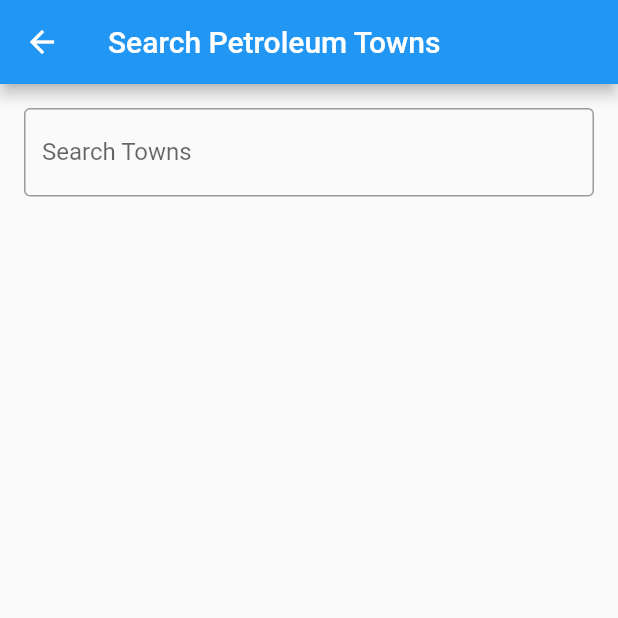
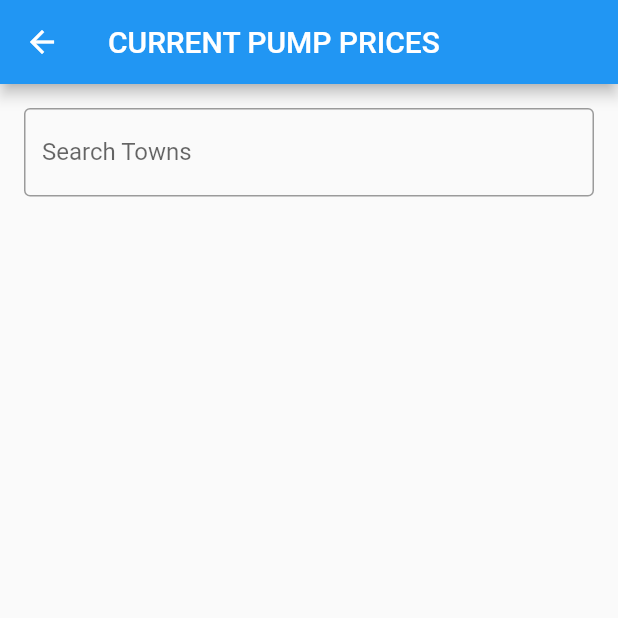
Before and after one commit to collins-1905/epra, a Flutter app: the screen it shows after launch, after a tap on "CURRENT PUMP PRICES", on a phone screen of 412 x 824 dp, the top half of it. Run offline on Flutter 3.47's test engine with Material 2 defaults, Android fonts, the phone set to English and light mode, and no system bars; our stand-ins replace webview_flutter; network calls fail.

Commit message:
Pump price UI working

```diff
--- a/lib/models/pump_prices.dart
+++ b/lib/models/pump_prices.dart
@@ -0,0 +1,19 @@
+class PetroleumPrice {
+  final String townName;
+  final String productText;
+  final String pumpPrice;
+
+  PetroleumPrice({
+    required this.townName,
+    required this.productText,
+    required this.pumpPrice,
+  });
+
+  factory PetroleumPrice.fromJson(Map<String, dynamic> json) {
+    return PetroleumPrice(
+      townName: json['PetroleumTownName'],
+      productText: json['DisplayText'],
+      pumpPrice: json['PumpPrice'],
+    );
+  }
+}
--- a/lib/pages/home_page.dart
+++ b/lib/pages/home_page.dart
@@ -13,7 +13,7 @@ class HomePage extends StatelessWidget {
     return Scaffold(
         backgroundColor: Color.fromARGB(255, 255, 255, 255),
         appBar: PreferredSize(
-          preferredSize: Size.fromHeight(200.0), // Set a custom height
+          preferredSize: Size.fromHeight(100.0), // Set a custom height
           child: AppBar(
             backgroundColor: const Color.fromARGB(255, 255, 255, 255),
             elevation: 0,
@@ -47,10 +47,11 @@ class HomePage extends StatelessWidget {
                   height: 30,
                 ),
                 Card(
-                  color: Colors.white,
+                  color: const Color.fromARGB(255, 255, 255, 255),
                   elevation: 4, // Add elevation for a card-like effect
                   child: ListTile(
-                    leading: Icon(Icons.local_gas_station),
+                    tileColor: Colors.lightBlueAccent,
+                    leading: Icon(Icons.local_gas_station_outlined),
                     title: Text('CURRENT PUMP PRICES'),
                     //subtitle: Text('Subtitle 1'),
                     onTap: () {
@@ -68,6 +69,7 @@ class HomePage extends StatelessWidget {
                   color: Colors.white,
                   elevation: 4, // Add elevation for a card-like effect
                   child: ListTile(
+                    tileColor: Colors.lightBlueAccent,
                     leading: Icon(Icons.badge_outlined),
                     title: Text('VERIFY EPRA LICENCE'),
                     //subtitle: Text('Subtitle 1'),
@@ -85,6 +87,7 @@ class HomePage extends StatelessWidget {
                   color: Colors.white,
                   elevation: 4,
                   child: ListTile(
+                    tileColor: Colors.lightBlueAccent,
                     leading: Icon(Icons.person_2_outlined),
                     title: Text('CONFIRM EPRA EMPLOYEE'),
                     //. subtitle: Text('Subtitle 2'),
@@ -102,6 +105,7 @@ class HomePage extends StatelessWidget {
                   color: Colors.white,
                   elevation: 4,
                   child: ListTile(
+                    tileColor: Colors.lightBlueAccent,
                     leading: Icon(Icons.cases_outlined),
                     title: Text('CHECK PPA STATUS'),
                     // subtitle: Text('Subtitle 3'),
@@ -117,7 +121,8 @@ class HomePage extends StatelessWidget {
                 Card(
                   elevation: 4,
                   child: ListTile(
-                    leading: Icon(Icons.public),
+                    tileColor: Colors.lightBlueAccent,
+                    leading: Icon(Icons.public_outlined),
                     title: Text('EPRA PORTAL LOGIN'),
                     //. subtitle: Text('Subtitle 2'),
                     onTap: () {
--- a/lib/pages/pump_prices.dart
+++ b/lib/pages/pump_prices.dart
@@ -1,8 +1,14 @@
+import 'package:epra/models/pump_prices.dart';
 import 'package:flutter/material.dart';
 import 'package:http/http.dart' as http;
 import 'dart:convert';
 
-class MyApp extends StatelessWidget {
+class MyApp extends StatefulWidget {
+  @override
+  State<MyApp> createState() => _MyAppState();
+}
+
+class _MyAppState extends State<MyApp> {
   @override
   Widget build(BuildContext context) {
     return MaterialApp(
@@ -19,21 +25,59 @@ class PetroleumTownWidget extends StatefulWidget {
 
 class _PetroleumTownWidgetState extends State<PetroleumTownWidget> {
   String selectedTownID = '';
-  Future<void> getPumpPrices(String townID) async {
+  String townName = '';
+  String productText = '';
+  String pumpPrice = '';
+
+  Future<List<PetroleumPrice>> getPumpPrices(String townID) async {
     var response = await http.get(Uri.parse(
         'https://portal.erc.go.ke:8200/api/ussdservices/pumpprice?token=w8VcxKr77f6tn4GSVfBe5jiJYag5R4km&PetroleumTownID=${townID}'));
     if (response.statusCode == 200) {
-      Map<String, dynamic> finalResponse = jsonDecode(response.body);
-      print(finalResponse);
-      // setState(() {
-      //   contactCompanyName = finalResponse['message']['ContactCompanyName'];
-      //   licenceExpiryDate = finalResponse['message']['LicenceExpiryDate'];
-      //   licenceType = finalResponse['message']['LicenceType'];
-      //   licenceClass = finalResponse['message']['LicenceClass'];
-      //   licenceStatus = finalResponse['message']['LicenceStatus'];
-      //   //isLoading = false;
-      // });
+      List<dynamic> responseData = jsonDecode(response.body)['message'];
+      List<PetroleumPrice> prices = responseData.map((data) {
+        return PetroleumPrice.fromJson(data);
+      }).toList();
+
+      // Now 'prices' contains the parsed data for each product in the town
+      // Do what you need to do with this data
+      for (var price in prices) {
+        print(
+            'Town: ${price.townName}, Product: ${price.productText}, Price: ${price.pumpPrice}');
+      }
+      return prices;
+    } else {
+      throw Exception('Failed to Load');
     }
+  }
+
+  Future<void> showPumpPricesDialog(
+      String townName, List<PetroleumPrice> prices) async {
+    return showDialog<void>(
+      context: context,
+      builder: (BuildContext context) {
+        return AlertDialog(
+          title: Text(townName),
+          content: SingleChildScrollView(
+            child: ListBody(
+              children: prices.map((price) {
+                return ListTile(
+                  title: Text(price.productText),
+                  subtitle: Text('Price: ${price.pumpPrice}'),
+                );
+              }).toList(),
+            ),
+          ),
+          actions: <Widget>[
+            TextButton(
+              child: Text('Close'),
+              onPressed: () {
+                Navigator.of(context).pop();
+              },
+            ),
+          ],
+        );
+      },
+    );
   }
 
   // Sample list of petroleum towns with IDs
@@ -290,7 +334,7 @@ class _PetroleumTownWidgetState extends State<PetroleumTownWidget> {
   Widget build(BuildContext context) {
     return Scaffold(
       appBar: AppBar(
-        title: Text('Search Petroleum Towns'),
+        title: Text('CURRENT PUMP PRICES'),
       ),
       body: Padding(
         padding: EdgeInsets.all(16.0),
@@ -317,7 +361,10 @@ class _PetroleumTownWidgetState extends State<PetroleumTownWidget> {
                       // Pass the selected town ID to the text editing controller
                       String selectedTownID =
                           searchResults[index]['PetroleumTownID'];
-                      getPumpPrices(selectedTownID);
+                      getPumpPrices(selectedTownID).then((prices) {
+                        showPumpPricesDialog(
+                            searchResults[index]['PetroleumTownName'], prices);
+                      });
                       // Here you can use selectedTownID as needed
                     },
                   );
```
